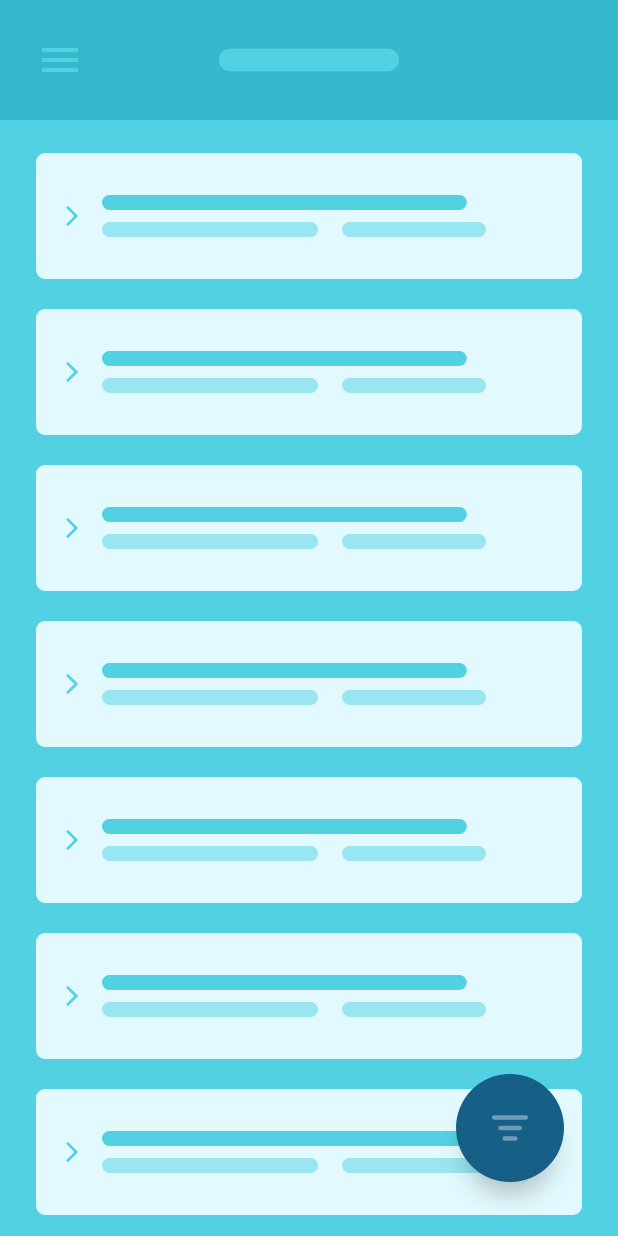
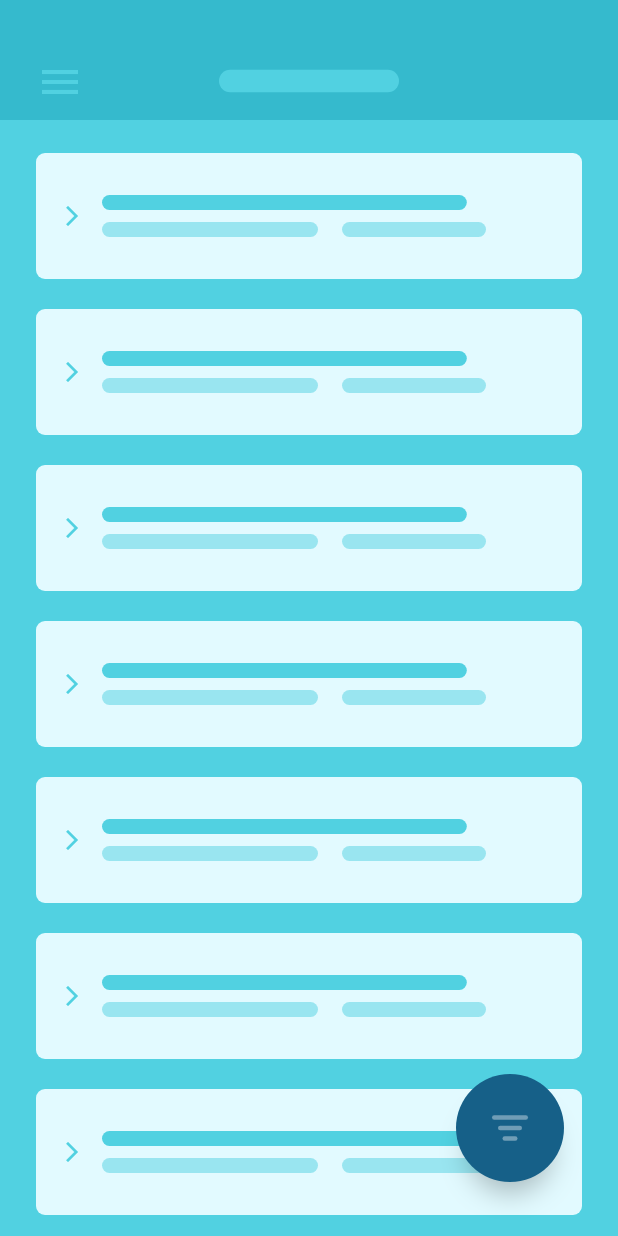
Before and after one commit to Abiri99/FabFilter, a Flutter app: the screen it shows after launch, on a phone screen of 412 x 824 dp. Run offline on Flutter 3.47's test engine with Material 2 defaults, Android fonts, the phone set to English and light mode, and no system bars; missing offline and left inert: dart:ffi.

Commit message:
Beginning of the change of layout

```diff
--- a/lib/custom_appbar.dart
+++ b/lib/custom_appbar.dart
@@ -16,14 +16,19 @@ class CustomAppBar extends SliverPersistentHeaderDelegate {
           padding: EdgeInsets.only(
             top: MediaQuery.of(context).viewInsets.top,
           ),
+          alignment: Alignment.center,
           child: Stack(
-            alignment: Alignment.center,
+            // alignment: Alignment.center,
             // fit: StackFit.expand,
             children: [
               Container(
+                // color: Colors.red,
+                height: constraints.maxHeight,
                 padding: EdgeInsets.only(
-                  top: MediaQuery.of(context).viewPadding.top,
+                  // top: MediaQuery.of(context).viewPadding.top,
                 ),
+                child: Align(
+                  alignment: Alignment(0, 0.4),
                   child: Transform.scale(
                     scale: ((percent/2 * 1.0) + 1.0),
                     child: Line(
@@ -33,14 +38,19 @@ class CustomAppBar extends SliverPersistentHeaderDelegate {
                     ),
                   ),
                 ),
+              ),
               Positioned(
                 left: 16,
                 // top: MediaQuery.of(context).viewPadding.top,
-                bottom: 0,
-                top: (-200 * (1 - percent)/2) + MediaQuery.of(context).viewPadding.top,
+                // bottom: 0,
+                // top: (-200 * (1 - percent)/2) + MediaQuery.of(context).viewPadding.top,
+                child: Container(
+                  height: constraints.maxHeight,
+                  // color: Colors.red,
+                  child: Align(
+                    alignment: Alignment(0, 0.9 - (1-percent) * 0.6),
                     child: Transform.scale(
                       scale: 1.0 - (1 - percent) * 0.8,
-                  child: Container(
                       child: IconButton(
                         icon: Icon(Icons.menu),
                         color: Theme.of(context).primaryColorLight,
@@ -48,6 +58,7 @@ class CustomAppBar extends SliverPersistentHeaderDelegate {
                         onPressed: () {
                           Scaffold.of(context).openDrawer();
                         },
+                      ),
                     ),
                   ),
                 ),
--- a/lib/home_body.dart
+++ b/lib/home_body.dart
@@ -41,7 +41,8 @@ class _HomeBodyState extends State<HomeBody> with TickerProviderStateMixin {
   Animation<double> _fadeOutAnimation;
   Animation<double> _fabWrapperSizeAnimation;
   Animation<double> _fabRotateAnimation;
-  Animation<double> _fabReplaceAnimation;
+  Animation<double> _xAxisReplaceAnimation;
+  Animation<double> _yAxisReplaceAnimation;
 
   ScrollController _scrollController;
   PageController _pageController;
@@ -171,12 +172,20 @@ class _HomeBodyState extends State<HomeBody> with TickerProviderStateMixin {
         curve: Curves.easeInOut,
       ),
     );
-    _fabReplaceAnimation = CurvedAnimation(
+    _xAxisReplaceAnimation = CurvedAnimation(
       parent: _filterController,
       curve: Interval(
         0.5,
         0.65,
-        curve: Curves.easeInOut,
+        curve: Curves.easeIn,
+      ),
+    );
+    _yAxisReplaceAnimation = CurvedAnimation(
+      parent: _filterController,
+      curve: Interval(
+        0.5,
+        0.65,
+        curve: Curves.easeOut,
       ),
     );
     super.initState();
@@ -261,21 +270,30 @@ class _HomeBodyState extends State<HomeBody> with TickerProviderStateMixin {
         ),
 
         // Fab Background 1
-        Positioned(
-          right: -100,
-          left: -100,
-          bottom: -100,
+        AnimatedBuilder(
+          animation: _filterController,
+          builder: (context, child) {
+            print("_fabWrapperStatus: ${_fabWrapperSizeAnimation.status}");
+            return Positioned(
+              // left: 0,
+              // right: 0,
+              // bottom: 0,
+              right: 100 * (-1 + _xAxisReplaceAnimation.value),
+              left: _fabWrapperSizeAnimation.isCompleted ? 0 : -100,
+              bottom: 100 * (-1 + _yAxisReplaceAnimation.value),
               top: mq.size.height - bottomSheetHeight - 100,
               child: IgnorePointer(
+                child: Align(
+                  alignment: Alignment(
+                    0 + _xAxisReplaceAnimation.value,
+                    0 + _yAxisReplaceAnimation.value,
+                  ),
                   child: FadeTransition(
                     opacity: _fadeOutAnimation,
-              child: Align(
-                alignment: Alignment.center,
-                child: AnimatedBuilder(
-                  animation: _fabWrapperSizeAnimation,
-                  builder: (context, child) => Container(
+                    child: Container(
                       height: 86 + (1 - _fabWrapperSizeAnimation.value) * 500,
                       width: 86 + (1 - _fabWrapperSizeAnimation.value) * 500,
+                      margin: const EdgeInsets.all(36.0),
                       decoration: BoxDecoration(
                         color: Theme.of(context).primaryColorDark,
                         borderRadius: BorderRadius.all(
@@ -286,7 +304,8 @@ class _HomeBodyState extends State<HomeBody> with TickerProviderStateMixin {
                   ),
                 ),
               ),
-          ),
+            );
+          },
         ),
 
         // Bottom Sheet
@@ -359,12 +378,6 @@ class _HomeBodyState extends State<HomeBody> with TickerProviderStateMixin {
                                   (1 - _xAxisPositionAnimation.value),
                                   (1 - _yAxisPositionAnimation.value),
                                 ),
-                                // bottom: (1 - _fabRevealAnimation.value) *
-                                //     (_yAxisPositionAnimation.value *
-                                //         (fabContainerMaxY)),
-                                // right: (1 - _fabRevealAnimation.value) *
-                                //     (_xAxisPositionAnimation.value *
-                                //         (fabContainerMaxX)),
                                 child: GestureDetector(
                                   onTap: () {
                                     if (_controller.status ==
@@ -510,11 +523,13 @@ class _HomeBodyState extends State<HomeBody> with TickerProviderStateMixin {
                               //   ),
                               // ),
                               builder: (context, child) => AnimatedBuilder(
-                                animation: _fadeOutAnimation,
+                                animation: _filterController,
                                 builder: (context, child) => Align(
                                   alignment: Alignment(
-                                    0,
-                                    1 - _fadeOutAnimation.value,
+                                    0 + _xAxisReplaceAnimation.value,
+                                    1 -
+                                        _fadeOutAnimation.value +
+                                        _yAxisReplaceAnimation.value,
                                   ),
                                   // bottom: 0 + _fadeOutAnimation.value * fabIconMaxY,
                                   // right: 0,
@@ -533,6 +548,10 @@ class _HomeBodyState extends State<HomeBody> with TickerProviderStateMixin {
                                                   (1 -
                                                       _fadeOutAnimation.value) +
                                               fabWidth,
+                                          margin: EdgeInsets.all(
+                                              _fabRotateAnimation.value <= 0
+                                                  ? 0.0
+                                                  : 36.0),
                                           decoration: BoxDecoration(
                                             color: fcn.mainStatus ==
                                                     FilterStatus.Changed
@@ -581,7 +600,8 @@ class _HomeBodyState extends State<HomeBody> with TickerProviderStateMixin {
                                     child: Container(
                                       height: fabWidth,
                                       width: fabWidth,
-                                      margin: EdgeInsets.all(36.0*(1 - _fabRevealAnimation.value)),
+                                      margin: EdgeInsets.all(36.0 *
+                                          (1 - _fabRevealAnimation.value)),
                                       child: Consumer<FiltersChangeNotifier>(
                                         builder: (context, fcn, __) =>
                                             FilterIcon(
```
Lines whose indentation alone changed are shown as unchanged.
